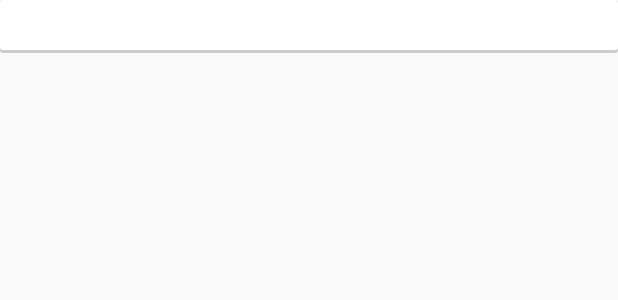
After one commit to wrt-mobi/OReader-Android, an Android app: the layout adapter_content.xml on its own in the app's theme, with its tools: preview values and no code run, on a phone screen of 412 x 824 dp. The commit adds this screen. Shown: the top 300 px of the screen. Run offline under Robolectric (Android 15) with nearby library versions, the phone set to English and light mode, and no system bars.

Commit message:
simple list of content added

```diff
--- a/app/src/main/AndroidManifest.xml
+++ b/app/src/main/AndroidManifest.xml
@@ -43,6 +43,10 @@
             android:label="@string/app_name" >
         </activity>
         <activity
+            android:name="mobi.wrt.oreader.app.StreamActivity"
+            android:label="@string/app_name" >
+        </activity>
+        <activity
             android:name="mobi.wrt.oreader.app.clients.AuthActivity"
             android:label="@string/app_name" >
         </activity>
--- a/app/src/main/java/mobi/wrt/oreader/app/clients/ClientsFactory.java
+++ b/app/src/main/java/mobi/wrt/oreader/app/clients/ClientsFactory.java
@@ -49,6 +49,12 @@ public class ClientsFactory implements XCoreHelper.IAppServiceKey {
             boolean isPagingSupport(Uri meta);
 
             void onPageLoad(Uri meta, int newPage, int totalItemCount);
+
+            String getDataSourceKey(Uri meta);
+
+            String getSelection(Uri meta);
+
+            String[] getSelectionArgs(Uri meta);
         }
     }
 
--- a/app/src/main/java/mobi/wrt/oreader/app/clients/feedly/FeedlyApi.java
+++ b/app/src/main/java/mobi/wrt/oreader/app/clients/feedly/FeedlyApi.java
@@ -84,7 +84,7 @@ public class FeedlyApi {
                 .s("contents")
                 .param(COUNT_PARAM, DEFAULT_COUNT_VALUE)
                         //user%2Fde2328c6-dcf7-4aa4-b24c-48d79676bf63%2Fcategory%2Fmarketing
-                .param(STREAM_ID)
+                .param(STREAM_ID, true)
                 .param("unreadOnly")
                         //from     continuation in response or from id in last content item
                 .param("continuation")
--- /dev/null
+++ b/app/src/main/res/layout/adapter_content.xml
@@ -0,0 +1,20 @@
+<FrameLayout xmlns:android="http://schemas.android.com/apk/res/android"
+    xmlns:tools="http://schemas.android.com/tools"
+    android:layout_width="match_parent"
+    android:layout_height="match_parent">
+
+    <RelativeLayout
+        android:layout_width="match_parent"
+        android:layout_height="wrap_content"
+        android:background="@drawable/bg_card_with_padding"
+        >
+
+        <TextView
+            android:id="@+id/label"
+            android:layout_width="match_parent"
+            android:layout_height="wrap_content"
+            android:textColor="@android:color/black"
+            />
+
+    </RelativeLayout>
+</FrameLayout>
```
Also changed, not shown: app/src/main/java/mobi/wrt/oreader/app/StreamActivity.java (added, +28 -0 lines), app/src/main/java/mobi/wrt/oreader/app/clients/feedly/FeedlyClient.java (+18 -3 lines), app/src/main/java/mobi/wrt/oreader/app/clients/feedly/processor/MarkersProcessor.java (+4 -6 lines), app/src/main/java/mobi/wrt/oreader/app/fragments/ContentsFragment.java (+23 -3 lines), app/src/main/java/mobi/wrt/oreader/app/fragments/HomeFragment.java (+7 -4 lines), app/src/main/res/layout/activity_stream.xml (added, +14 -0 lines).
